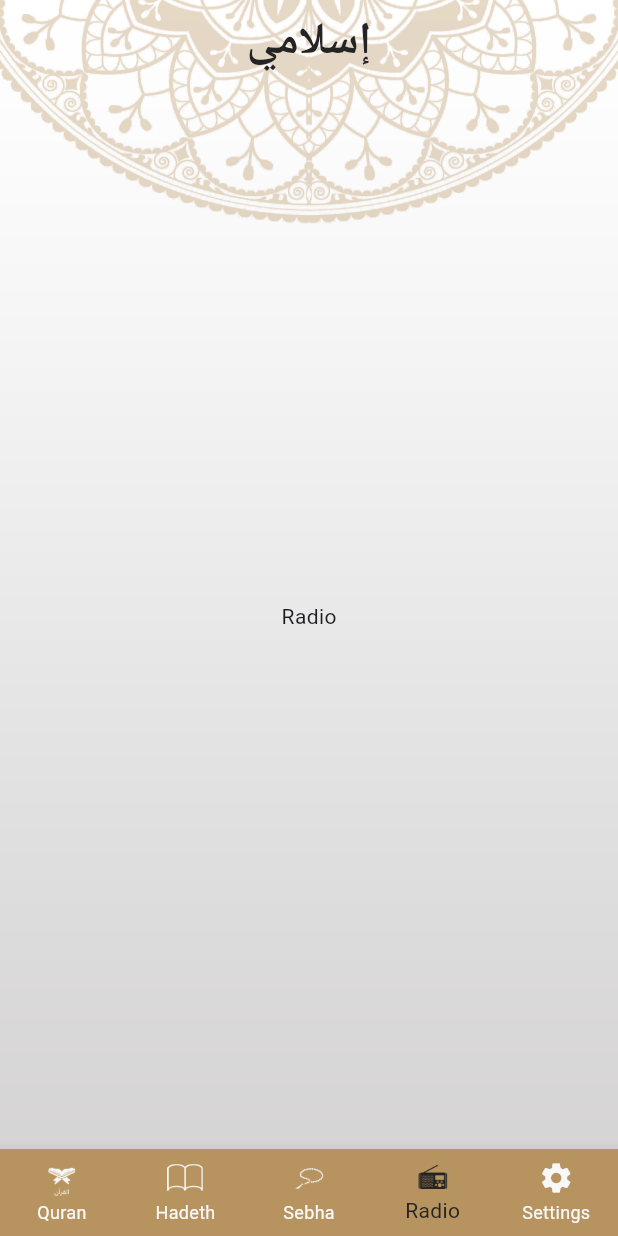
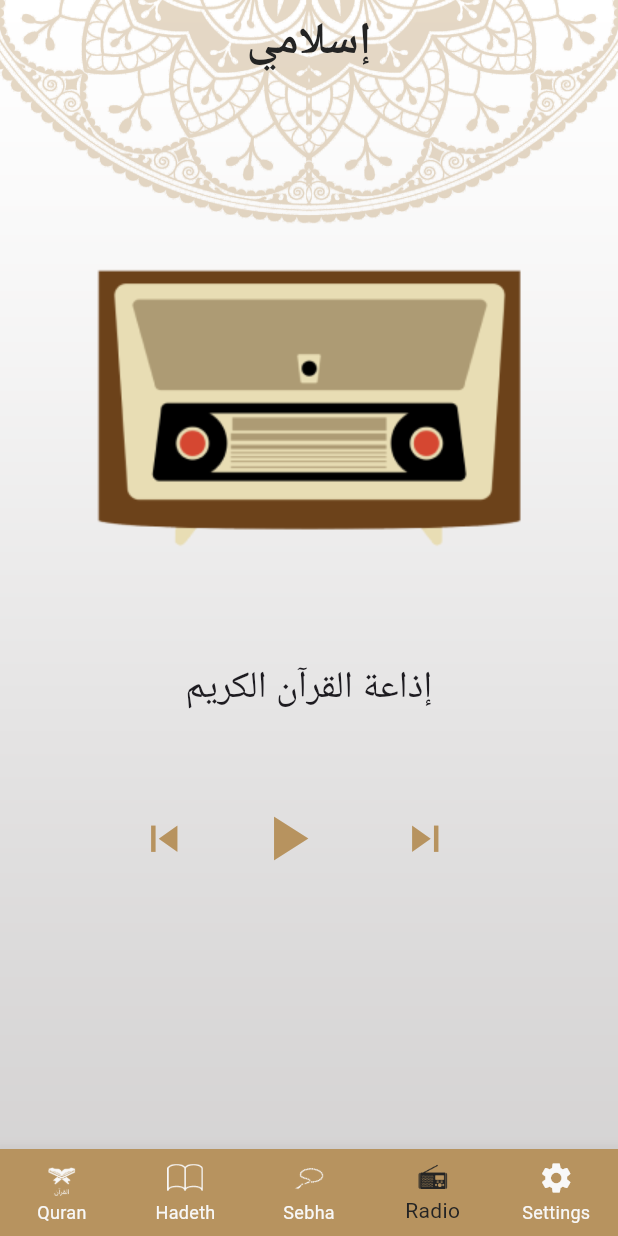
Before and after one commit to sharawy123/FirstProjects, a Flutter app: the screen it shows after launch, item 4 of the bottom bar chosen, on a phone screen of 412 x 824 dp. Run offline on Flutter 3.47's test engine with Material 3 defaults, Android fonts, the phone set to English and light mode, and no system bars.

Commit message:
Radio UI done

```diff
--- a/lib/taps/radio/radio_tab.dart
+++ b/lib/taps/radio/radio_tab.dart
@@ -3,8 +3,28 @@ import 'package:flutter/material.dart';
 class RadioTab extends StatelessWidget {
   @override
   Widget build(BuildContext context) {
-    return Center(
-      child: Text("Radio"),
-    );
+    return Column(
+    //  crossAxisAlignment: CrossAxisAlignment.stretch,
+      children: [
+        SizedBox(height: 105),
+        Image.asset('assets/images/Radiologo.png',width: 412,height: 222,fit: BoxFit.fill,),
+        SizedBox(height: 57),
+        Text('إذاعة القرآن الكريم',style: TextStyle(fontWeight: FontWeight.w500,fontSize: 25),),
+        SizedBox(height: 57),
+        Row(
+            children: [
+              Container(
+                  margin:EdgeInsets.only(left: 92),
+    child: Icon(Icons.skip_previous,color: Color(0xFFB7935F),size: 35,)),
+              Container( margin: EdgeInsets.only(left: 39),
+                  child: Icon(Icons.play_arrow,color: Color(0xFFB7935F),size: 50,)),
+              Container(margin: EdgeInsets.only(left: 50),
+                  child: Icon(Icons.skip_next,color: Color(0xFFB7935F),size: 35,)),
+
+            ],
+        )
+      ],
+    )
+    ;
   }
 }
```
Also changed, not shown: assets/images/2.0x/551-5517026_radio-vector-png-old-radio-png-vector-transparent@2x.png (added), assets/images/3.0x/551-5517026_radio-vector-png-old-radio-png-vector-transparent@3x.png (added), assets/images/Radiologo.png (added).
